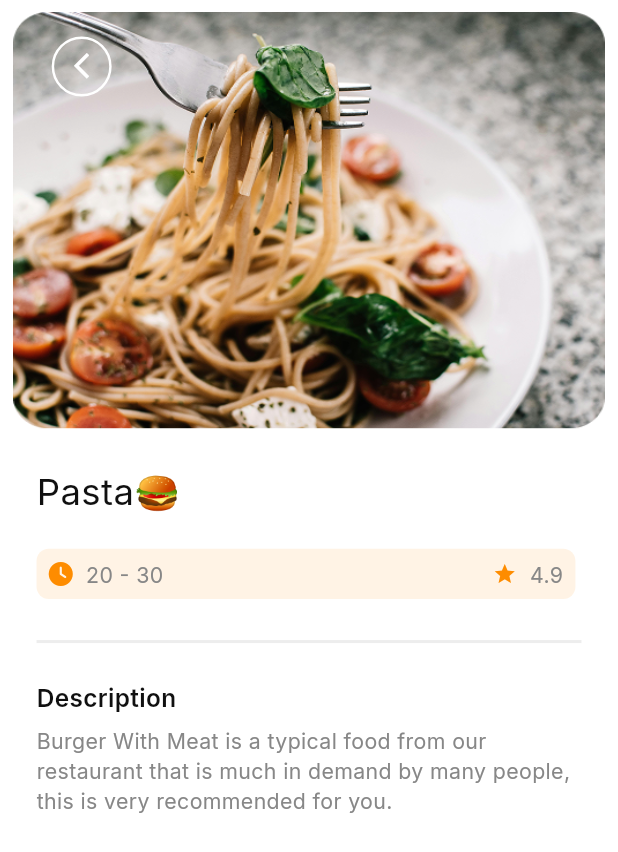
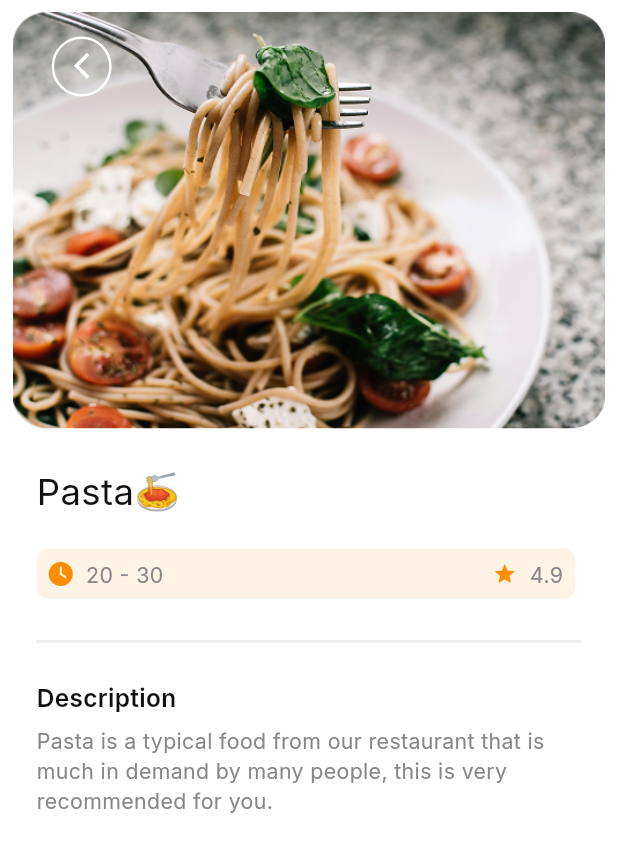
Before and after one commit to Salah248/flutter_meels_app, a Flutter app: the screen it shows after launch, after a tap on "Skip", after a tap on "Pasta", on a phone screen of 412 x 824 dp. Shown: the top 852 px of the screen. Run offline on Flutter 3.47's test engine with Material 3 defaults, Android fonts, the phone set to English and light mode, and no system bars; our stand-ins replace cached_network_image, carousel_slider, dots_indicator, flutter_screenutil, font_awesome_flutter, go_router and 2 more; accounts and stored records are empty.

Commit message:
Enhance MealsDetailsScreen with dynamic meal descriptions and images

```diff
--- a/lib/ui/screen/home/meals_details_screen.dart
+++ b/lib/ui/screen/home/meals_details_screen.dart
@@ -16,7 +16,10 @@ class MealsDetailsScreen extends StatefulWidget {
 }
 
 class _MealsDetailsScreenState extends State<MealsDetailsScreen> {
-  final String _desc = '';
+  final String _desc =
+      'Burger With Meat is a typical food from our restaurant that is much in demand by many people, this is very recommended for you.';
+  final String _textSnap = '🍔';
+
   Future<List<Map<String, dynamic>>> _getDate() async {
     final data = await DbHelper.query(widget.cardModel);
     if (data.isNotEmpty) {
@@ -34,32 +37,79 @@ class _MealsDetailsScreenState extends State<MealsDetailsScreen> {
       body: FutureBuilder(
         future: _getDate(),
         builder: (context, asyncSnapshot) {
+          if (asyncSnapshot.connectionState == ConnectionState.waiting) {
+            return const Center(
+              child: CircularProgressIndicator(color: ColorManager.primary),
+            );
+          } else {
+            Map<String, dynamic>? dbData;
+            final dataList = asyncSnapshot.data!;
+
+            for (var record in dataList) {
+              if (record['title'] == widget.cardModel.title) {
+                dbData = record;
+                break;
+              }
+            }
+
+            Map<String, String> deskAndSnapValue() {
+              switch (dbData!['title']) {
+                case 'Pasta':
+                  return {
+                    _textSnap: '🍝',
+                    _desc:
+                        'Pasta is a typical food from our restaurant that is much in demand by many people, this is very recommended for you.',
+                  };
+                case 'Breakfast':
+                  return {
+                    _textSnap: '🍳',
+                    _desc:
+                        'Breakfast is a typical food from our restaurant that is much in demand by many people, this is very recommended for you.',
+                  };
+                case 'Fries':
+                  return {
+                    _textSnap: '🍟',
+                    _desc:
+                        'Fries is a typical food from our restaurant that is much in demand by many people, this is very recommended for you.',
+                  };
+
+                default:
+                  return {_textSnap: _textSnap, _desc: _desc};
+              }
+            }
+
+            final deskAndSnap = deskAndSnapValue();
             return Column(
               crossAxisAlignment: CrossAxisAlignment.start,
               children: [
-              _buildStack(),
+                _buildStack(dbData!['image']),
                 SizedBox(height: 16.h),
                 Padding(
-                padding: EdgeInsets.only(left: 24.r, bottom: 24.r, right: 24.r),
+                  padding: EdgeInsets.only(
+                    left: 24.r,
+                    bottom: 24.r,
+                    right: 24.r,
+                  ),
                   child: Column(
                     crossAxisAlignment: CrossAxisAlignment.start,
                     children: [
                       Text.rich(
                         TextSpan(
-                        text: widget.cardModel.title ?? '',
+                          text: dbData['title'] ?? '',
                           style: StyleManager.subTitleStyle.copyWith(
                             fontSize: 24.sp,
                             color: ColorManager.secondary,
                           ),
                           children: [
                             TextSpan(
-                            text: '🍔',
+                              text: deskAndSnap[_textSnap] ?? '',
                               style: TextStyle(fontSize: 24.sp),
                             ),
                           ],
                         ),
                       ),
                       SizedBox(height: 20.h),
+                      // time and rate
                       Container(
                         width: 327.w,
                         height: 33.h,
@@ -82,7 +132,7 @@ class _MealsDetailsScreenState extends State<MealsDetailsScreen> {
                                 ),
                                 SizedBox(width: 8.w),
                                 Text(
-                                widget.cardModel.time ?? 'No time',
+                                  dbData['time'] ?? 'No time',
                                   style: StyleManager.subTitleStyle.copyWith(
                                     fontSize: 14.sp,
                                     color: ColorManager.desc,
@@ -99,7 +149,7 @@ class _MealsDetailsScreenState extends State<MealsDetailsScreen> {
                                 ),
                                 SizedBox(width: 8.w),
                                 Text(
-                                widget.cardModel.rate ?? 'No rating',
+                                  dbData['rate'] ?? 'No rating',
                                   style: StyleManager.subTitleStyle.copyWith(
                                     fontSize: 14.sp,
                                     color: ColorManager.desc,
@@ -111,6 +161,7 @@ class _MealsDetailsScreenState extends State<MealsDetailsScreen> {
                         ),
                       ),
                       SizedBox(height: 27.h),
+                      // Divider
                       SizedBox(
                         width: double.infinity,
                         height: 2.h,
@@ -120,6 +171,7 @@ class _MealsDetailsScreenState extends State<MealsDetailsScreen> {
                         ),
                       ),
                       SizedBox(height: 24.h),
+                      // Description
                       Text(
                         'Description',
                         style: StyleManager.titleStyle.copyWith(
@@ -129,7 +181,7 @@ class _MealsDetailsScreenState extends State<MealsDetailsScreen> {
                       ),
                       SizedBox(height: 8.h),
                       Text(
-                      'Burger With Meat is a typical food from our restaurant that is much in demand by many people, this is very recommended for you.',
+                        deskAndSnap[_desc] ?? '',
                         style: StyleManager.subTitleStyle.copyWith(
                           fontSize: 14.sp,
                           color: ColorManager.desc,
@@ -141,12 +193,13 @@ class _MealsDetailsScreenState extends State<MealsDetailsScreen> {
                 ),
               ],
             );
+          }
         },
       ),
     );
   }
 
-  Widget _buildStack() {
+  Widget _buildStack(String image) {
     return SizedBox(
       width: double.infinity,
       height: 290.h,
@@ -163,7 +216,7 @@ class _MealsDetailsScreenState extends State<MealsDetailsScreen> {
               borderRadius: BorderRadius.circular(16.r),
             ),
             child: Image.asset(
-              widget.cardModel.image ?? '',
+              image,
               width: 359.w,
               height: 327.h,
               fit: BoxFit.fill,
--- a/lib/ui/screen/splash_screen.dart
+++ b/lib/ui/screen/splash_screen.dart
@@ -44,7 +44,7 @@ class _SplashScreenState extends State<SplashScreen> {
                 color: ColorManager.primary,
               ),
             ),
-            CircularProgressIndicator(color: ColorManager.primary),
+            const CircularProgressIndicator(color: ColorManager.primary),
           ],
         ),
       ),
```
Lines whose indentation alone changed are shown as unchanged.
